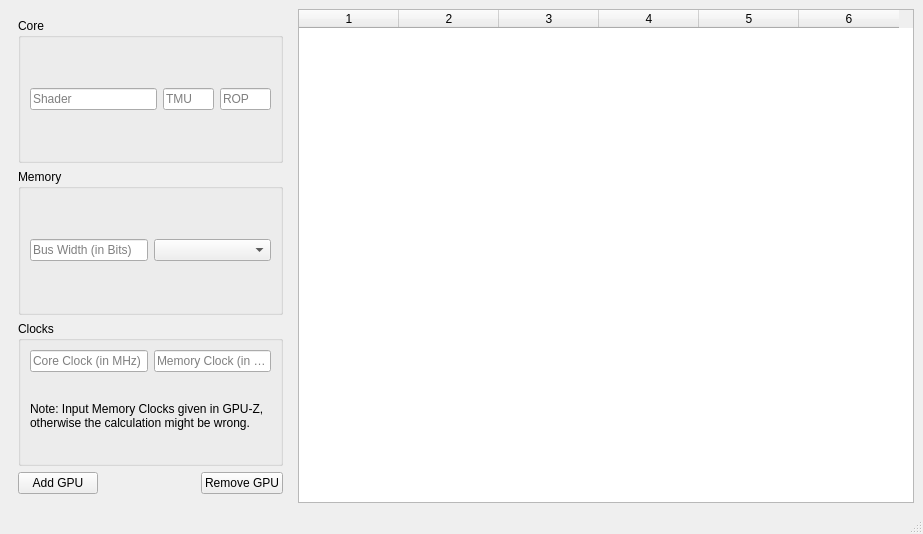
Qt form gpucalc.ui (mkozden/Gflops-and-Fillrate-calculator-python) before a commit.
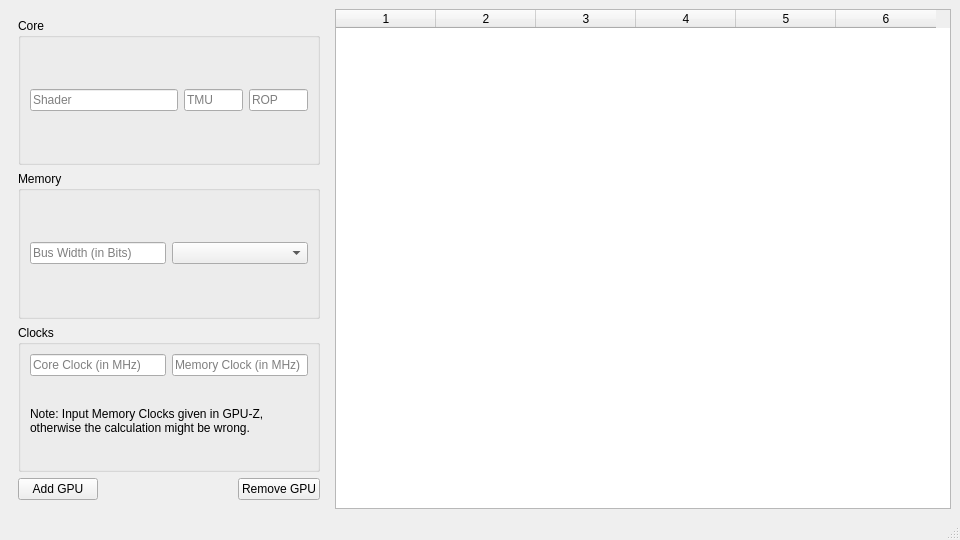
The same form after that commit.

Commit message: GUI Edition v1 (Overall v2) Release

Diff of the .ui file:
```diff
--- a/gpucalc.ui
+++ b/gpucalc.ui
@@ -6,8 +6,8 @@
    <rect>
     <x>0</x>
     <y>0</y>
-    <width>923</width>
-    <height>534</height>
+    <width>960</width>
+    <height>540</height>
    </rect>
   </property>
   <property name="windowTitle">
```
Left out of the diff: 4 changed lines with no effect on the pictures. The commit also changes 4 other files.
